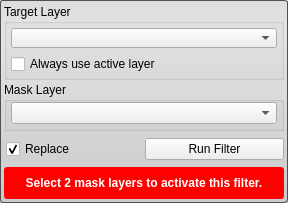
The window that src/Interface/ToolInterface/XorFilterInterface.ui (SCIInstitute/Seg3D) describes before a commit, drawn with Qt 5.
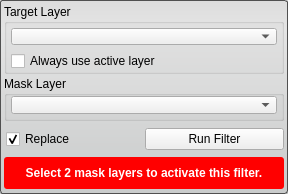
The same window after the commit. Custom widgets are drawn as their Qt base class.

Commit message: updates to the Cmake files to remove warnings on Externals updated the SingleTargetTool so that it can handle setting the validity properly for tools and filters that have more than one required combobox. updated all the tool and filter UI's

The edit to the form file:
```diff
--- a/src/Interface/ToolInterface/XorFilterInterface.ui
+++ b/src/Interface/ToolInterface/XorFilterInterface.ui
@@ -7,7 +7,7 @@
     <x>0</x>
     <y>0</y>
     <width>288</width>
-    <height>203</height>
+    <height>194</height>
    </rect>
   </property>
   <property name="sizePolicy">
@@ -47,6 +47,18 @@
    </property>
    <item>
     <widget class="QGroupBox" name="target_groupbox_">
+     <property name="minimumSize">
+      <size>
+       <width>0</width>
+       <height>70</height>
+      </size>
+     </property>
+     <property name="maximumSize">
+      <size>
+       <width>16777215</width>
+       <height>70</height>
+      </size>
+     </property>
      <property name="title">
       <string>Target Layer</string>
      </property>
@@ -100,6 +112,18 @@
    </item>
    <item>
     <widget class="QGroupBox" name="connected_to_mask_groupbox_">
+     <property name="minimumSize">
+      <size>
+       <width>0</width>
+       <height>45</height>
+      </size>
+     </property>
+     <property name="maximumSize">
+      <size>
+       <width>16777215</width>
+       <height>45</height>
+      </size>
+     </property>
      <property name="title">
       <string>Mask Layer</string>
      </property>
@@ -190,6 +214,12 @@
        <height>32</height>
       </size>
      </property>
+     <property name="maximumSize">
+      <size>
+       <width>16777215</width>
+       <height>32</height>
+      </size>
+     </property>
      <property name="styleSheet">
       <string notr="true">QLabel#message_{
   color: white;
```
The commit also changes 34 other files.
